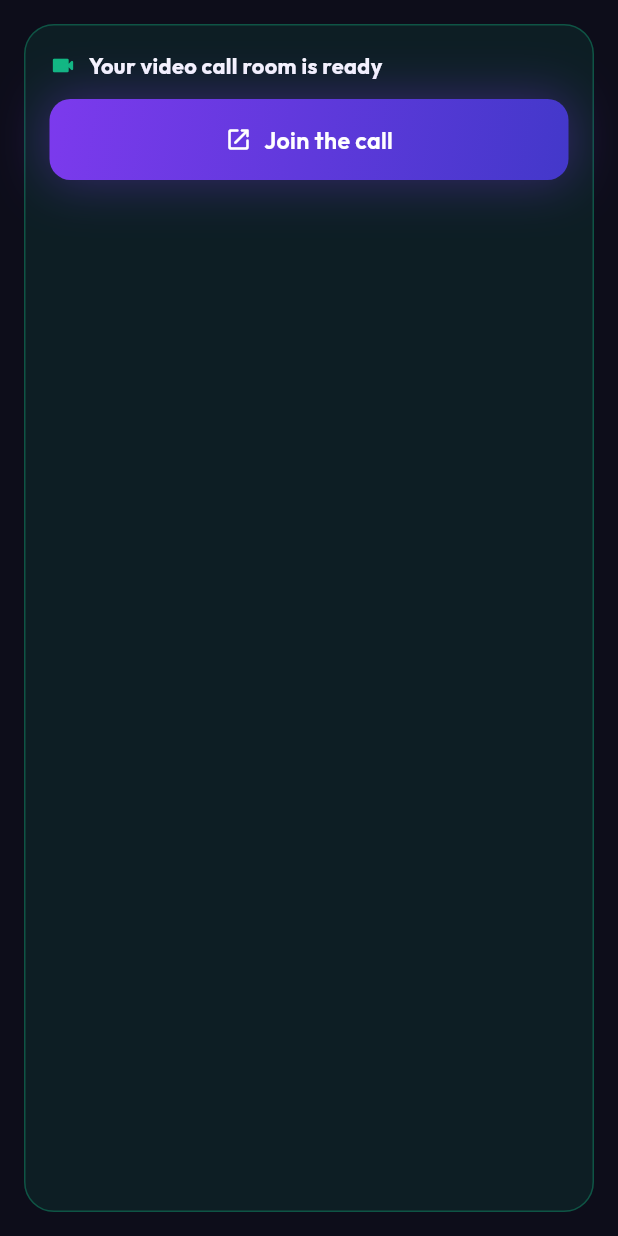
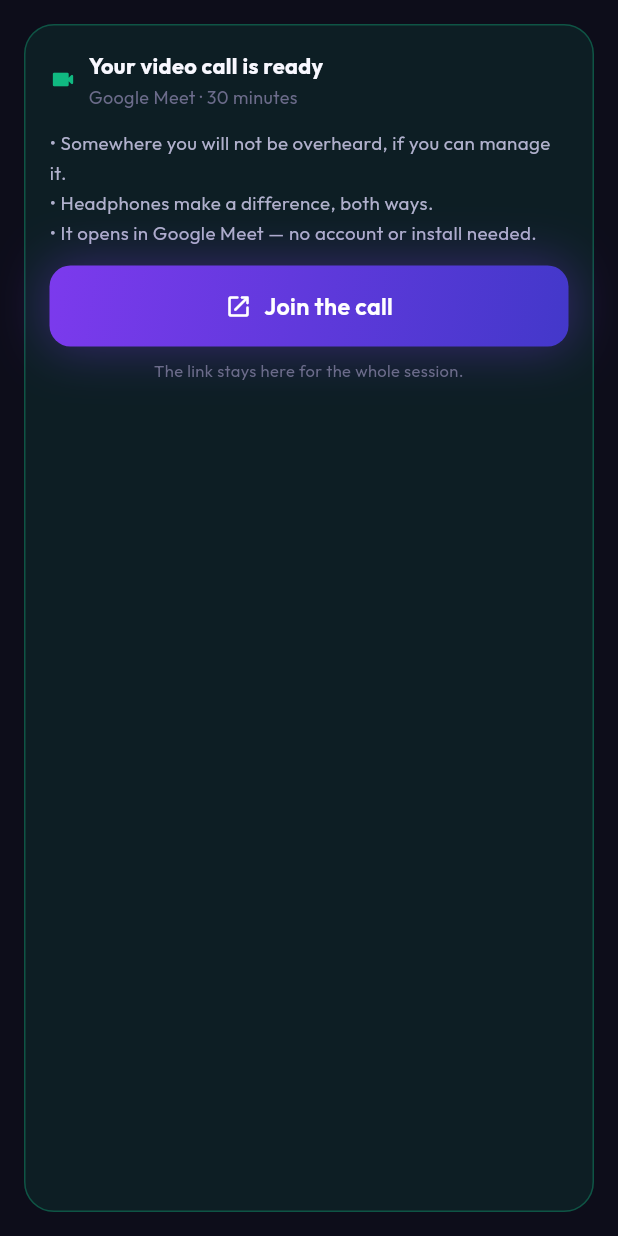
Before and after one commit to itzshashi07/Brahma-Journal-app, a Flutter app: the _MeetCard widget shown alone on an empty page, opened directly with empty values, on a phone screen of 412 x 824 dp. Run offline on Flutter 3.47's test engine with Material 3 defaults, Android fonts, the phone set to English and light mode, and no system bars; our stand-ins replace cached_network_image, cloud_firestore, cloud_functions, firebase_auth, firebase_core, firebase_messaging and 11 more; missing offline and left inert: firebase_app_check, flutter_pdfview, razorpay_flutter; accounts and stored records are empty; network calls fail.

Commit message:
Delete a notification with a button, and have it stay deleted
Swipe was the wrong gesture here. The card already navigates on tap and sits in
a scrolling list, so a swipe had three things to be confused with — and the one
it did was the only one that could not be undone. It was also invisible: nothing
on the screen said the gesture existed.

Worse, it did not delete anything. A broadcast is one document every member
reads, so the app hid it in a SharedPreferences list on that handset. A
reinstall or a second phone forgot; the announcements tab never consulted the
list at all. The notification came back, which is precisely what it looked like:
a bug.

Now a visible × on each card, calling the server's per-member dismissal, so gone
means gone here, on the web, and after a reinstall. Announcements get the same
control, next to — and clearly different from — the admin's delete-for-everyone.

The screen also listens for pushes while it is open. Delivery already refreshed
the badge and raised a tray notification, but the list the member was looking at
stayed as it was, so the one screen whose job is showing notifications was the
one place a new one did not appear.

And the video-call card now says what the call is — Google Meet, thirty minutes,
opens without an account — before offering the button. Those three unknowns are
what make somebody about to talk to a stranger about the worst thing in their
life put it off.

Co-Authored-By: Claude Opus 5 (1M context) <noreply@anthropic.com>

```diff
--- a/lib/screens/counselling/counselling_chat_view.dart
+++ b/lib/screens/counselling/counselling_chat_view.dart
@@ -728,21 +728,52 @@ class _MeetCard extends StatelessWidget {
         child: Column(
           crossAxisAlignment: CrossAxisAlignment.stretch,
           children: [
+            // The card says what the call *is* before it offers the button.
+            //
+            // A bare "Join the call" makes somebody about to talk to a stranger
+            // about the worst thing in their life work out for themselves how
+            // long it lasts, what it opens in, and whether they need an
+            // account. Those three unknowns are exactly what makes people put
+            // it off.
             const Row(
               children: [
                 Icon(Icons.videocam_rounded, size: 18, color: AppTheme.success),
                 SizedBox(width: AppTheme.space2),
                 Expanded(
-                  child: Text(
-                    'Your video call room is ready',
-                    style: TextStyle(
-                        fontFamily: 'Outfit',
-                        fontSize: 14.5,
-                        fontWeight: FontWeight.w700,
-                        color: AppTheme.textPrimary),
+                  child: Column(
+                    crossAxisAlignment: CrossAxisAlignment.start,
+                    children: [
+                      Text(
+                        'Your video call is ready',
+                        style: TextStyle(
+                            fontFamily: 'Outfit',
+                            fontSize: 14.5,
+                            fontWeight: FontWeight.w700,
+                            color: AppTheme.textPrimary),
+                      ),
+                      SizedBox(height: 2),
+                      Text(
+                        'Google Meet · 30 minutes',
+                        style: TextStyle(
+                            fontFamily: 'Outfit',
+                            fontSize: 12,
+                            color: AppTheme.textMuted),
+                      ),
+                    ],
                   ),
                 ),
               ],
+            ),
+            const SizedBox(height: AppTheme.space3),
+            const Text(
+              '• Somewhere you will not be overheard, if you can manage it.\n'
+              '• Headphones make a difference, both ways.\n'
+              '• It opens in Google Meet — no account or install needed.',
+              style: TextStyle(
+                  fontFamily: 'Outfit',
+                  fontSize: 12.5,
+                  height: 1.6,
+                  color: AppTheme.textSecondary),
             ),
             const SizedBox(height: AppTheme.space3),
             SacredButton(
@@ -750,6 +781,13 @@ class _MeetCard extends StatelessWidget {
               icon: Icons.open_in_new_rounded,
               onTap: () => openMeet(context, session.meetLink),
             ),
+            const SizedBox(height: AppTheme.space2),
+            const Text(
+              'The link stays here for the whole session.',
+              textAlign: TextAlign.center,
+              style: TextStyle(
+                  fontFamily: 'Outfit', fontSize: 11, color: AppTheme.textMuted),
+            ),
           ],
         ),
       ),
```
Also changed, not shown: lib/screens/notifications/notifications_screen.dart (+83 -43 lines), lib/services/notification_service.dart (+25 -0 lines).
